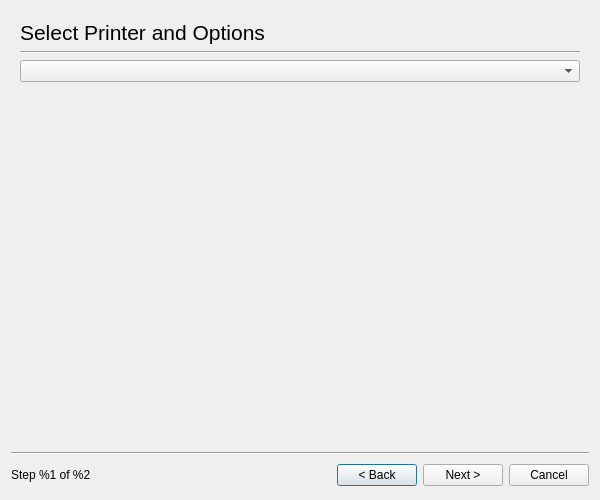
jpopelka/hplip, file ui4/printdialog_base.ui: the form before one commit.
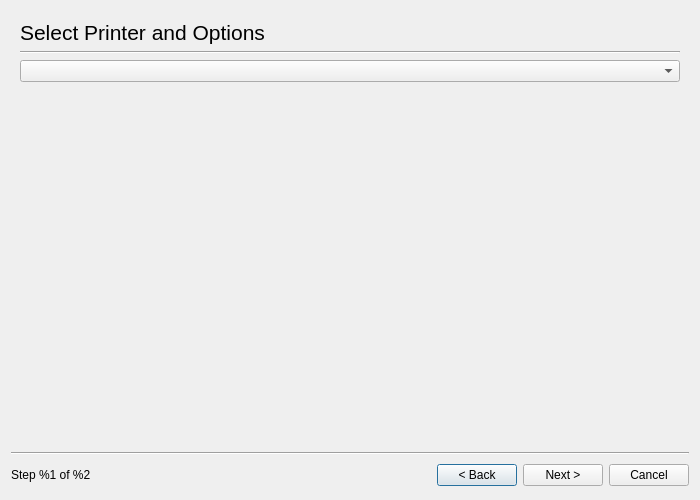
The form after the commit. Custom widgets are drawn as their Qt base class.

The edit to the form file:
```diff
--- a/ui4/printdialog_base.ui
+++ b/ui4/printdialog_base.ui
@@ -8,7 +8,7 @@
    <rect>
     <x>0</x>
     <y>0</y>
-    <width>600</width>
+    <width>700</width>
     <height>500</height>
    </rect>
   </property>
```
